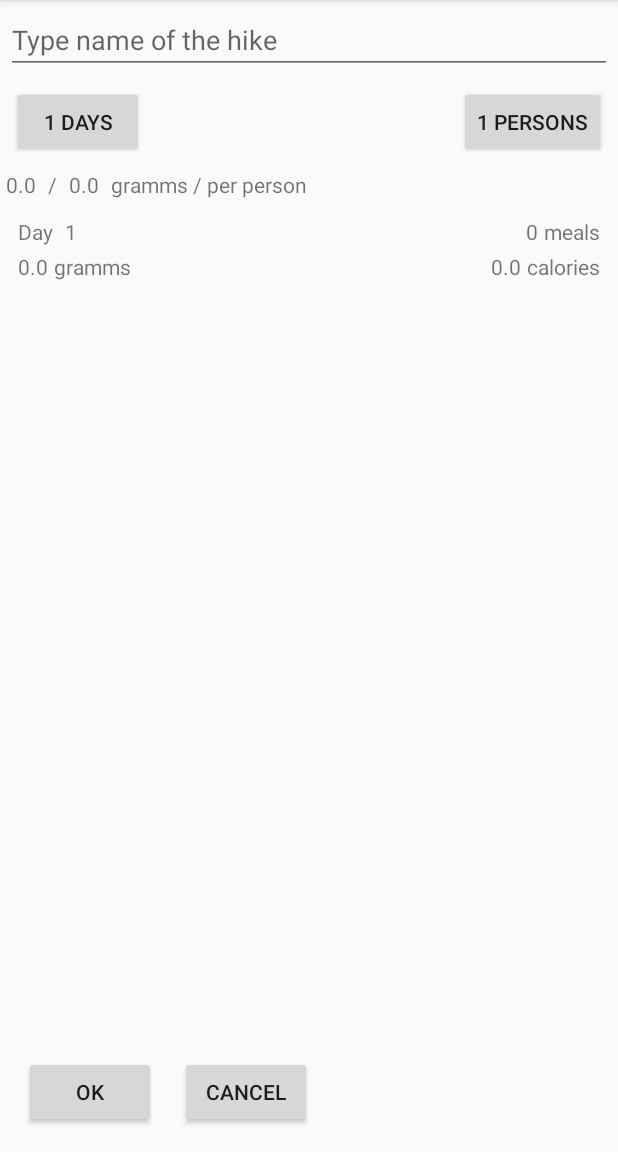
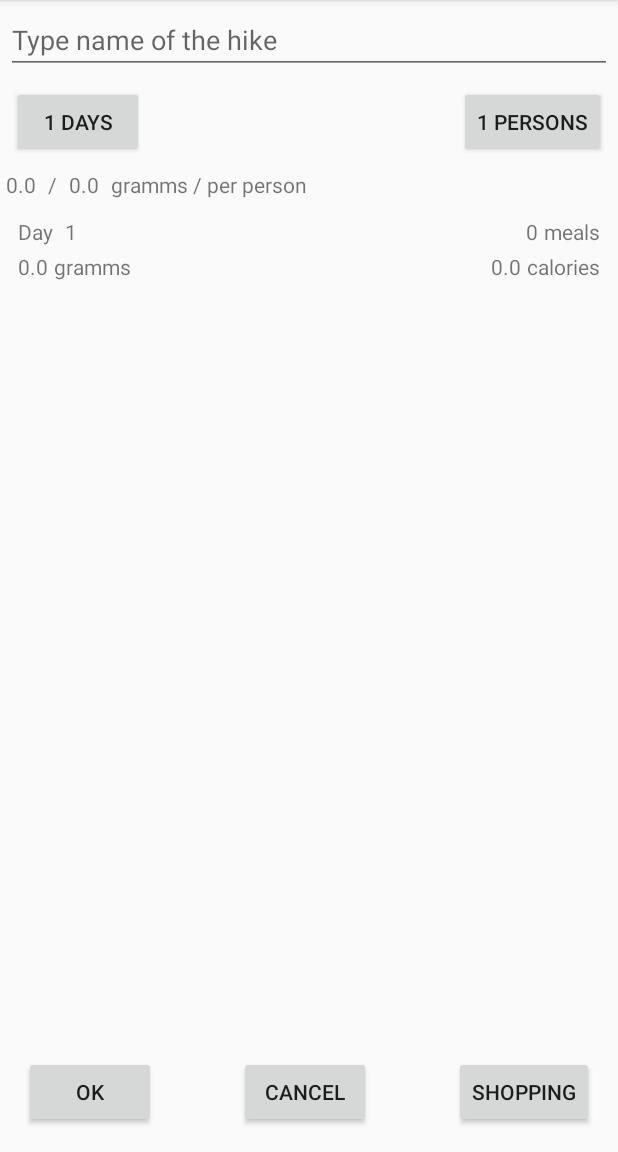
Before and after one commit to seysen/HikingMealsForAndroid, an Android app: the HikeDetailActivity screen opened directly, with no data from a screen before it, on a phone screen of 412 x 824 dp, the part 84-1236 px from its top. Run offline under Robolectric (Android 15) with nearby library versions, the phone set to English and light mode, and no system bars.

Commit message:
Add: Shopping list generator

```diff
--- a/app/src/main/AndroidManifest.xml
+++ b/app/src/main/AndroidManifest.xml
@@ -10,7 +10,8 @@
         android:roundIcon="@mipmap/ic_launcher_round"
         android:supportsRtl="true"
         android:theme="@style/AppTheme">
-        <activity android:name=".DayDetailActivity"/>
+        <activity android:name=".ShoppingListActivity"></activity>
+        <activity android:name=".DayDetailActivity" />
         <activity android:name=".HikeDetailActivity" />
         <activity android:name=".MealAddProductActivity" />
         <activity android:name=".MealDetailActivity" />
--- a/app/src/main/java/com/seysen/hikingmealsforandroid/core/Hike.java
+++ b/app/src/main/java/com/seysen/hikingmealsforandroid/core/Hike.java
@@ -4,7 +4,6 @@ import android.os.Parcel;
 import android.os.Parcelable;
 
 import java.util.ArrayList;
-import java.util.HashMap;
 
 public class Hike implements Parcelable {
     //variables
@@ -12,7 +11,8 @@ public class Hike implements Parcelable {
     private String hikeName;
     private int quantity;
     private ArrayList<HikeDay> hikeDays = new ArrayList<>();
-    private HashMap<Product,Double> shippingChart = new HashMap<>();
+    //private HashMap<String,Double> shippingChart = new HashMap<>();
+    private ArrayList<MealProduct> shoppingList = new ArrayList<>();
     //methods
 
     static {
@@ -112,29 +112,57 @@ public class Hike implements Parcelable {
     public void removeDay(int index) {
         hikeDays.remove(index-1);
     }
-    public HashMap<Product,Double> getShippingChart() {
-        return shippingChart;
+    public ArrayList<MealProduct> getShoppingList() {
+        return shoppingList;
     }
-    /*public void generateShippingChart() {
-        HashMap<Product,Double> chart = new HashMap<Product, Double>();
-        for (HikeDay hikeDay:hikeDays
+
+    /*public void generateShoppingList() {
+        HashMap<String, Double> chart = new HashMap<String, Double>();
+        for (HikeDay hikeDay : hikeDays
         ) {
-            for (Meal meal:hikeDay.getMeals()
+            for (Meal meal : hikeDay.getMeals()
             ) {
-                for (HashMap.Entry<Product, Double> pair : meal.getMealProducts().entrySet()
+                for (MealProduct mProduct: meal.getMealProducts()
                 ) {
-                    Product product = pair.getKey();
-                    double weight = pair.getValue();
-                    if (chart.keySet().contains(product)) {
-                        chart.put(product,chart.get(product)+weight*Hike.this.getQuantity());
+                    Product product = mProduct.getProduct();
+                    double weight = mProduct.getWeight();
+                    if (chart.keySet().contains(product.getProductName())) {
+                        chart.put(product.getProductName(), chart.get(product.getProductName()) + weight * this.getQuantity());
                     } else {
-                        chart.put(product,weight*Hike.this.getQuantity());
+                        chart.put(product.getProductName(), weight * this.getQuantity());
                     }
                 }
             }
         }
         shippingChart = chart;
     }*/
+
+    public void generateShoppingList() {
+        this.shoppingList.clear();
+        for (HikeDay hikeDay: hikeDays
+             ) {
+            ArrayList<Meal> meals = hikeDay.getMeals();
+            for (Meal meal:meals
+                 ) {
+                ArrayList<MealProduct> mealProducts = meal.getMealProducts();
+                for (MealProduct mProduct: mealProducts
+                     ) {
+                    if (this.shoppingList.contains(mProduct)) {
+                        for (MealProduct product:this.shoppingList
+                        ) {
+                            if (product.equals(mProduct)) {
+                                double weight = product.getWeight();
+                                product.setWeight(weight+mProduct.getWeight()*quantity);
+                            }
+                        }
+                    } else {
+                        this.shoppingList.add(new MealProduct(mProduct.getProduct(),mProduct.getWeight()*quantity));
+                    }
+                }
+            }
+        }
+    }
+
     @Override
     public String toString() {
         return this.hikeName;
--- a/app/src/main/java/com/seysen/hikingmealsforandroid/fragments/HikesFragment.java
+++ b/app/src/main/java/com/seysen/hikingmealsforandroid/fragments/HikesFragment.java
@@ -59,7 +59,8 @@ public class HikesFragment extends Fragment implements Datable {
                 Log.d(TAG, "onItemClick position: " + position);
                 Intent intent = new Intent(v.getContext(), HikeDetailActivity.class);
                 intent.putExtra(ID_KEY, position);
-                intent.putExtra(HIKENAME, mHikes.get(position));
+                Hike hike = mHikes.get(position);
+                intent.putExtra(HIKENAME, hike);
                 //Log.d(TAG, "Extras = " + String.valueOf(intent.getExtras()));
                 startActivityForResult(intent, REQUEST_EDIT_TYPE);
             }
--- a/app/src/main/res/layout/activity_hike_detail.xml
+++ b/app/src/main/res/layout/activity_hike_detail.xml
@@ -64,6 +64,7 @@
         android:layout_marginStart="4dp"
         android:layout_marginTop="4dp"
         android:layout_marginEnd="4dp"
+        android:autoText="false"
         android:ems="10"
         android:hint="Type name of the hike"
         android:inputType="textPersonName"
@@ -88,10 +89,12 @@
         android:layout_width="wrap_content"
         android:layout_height="wrap_content"
         android:layout_marginStart="16dp"
+        android:layout_marginEnd="16dp"
         android:layout_marginBottom="16dp"
         android:onClick="onCancelClick"
         android:text="@android:string/cancel"
         app:layout_constraintBottom_toBottomOf="parent"
+        app:layout_constraintEnd_toStartOf="@+id/shopping_btn"
         app:layout_constraintStart_toEndOf="@+id/hike_detail_ok" />
 
     <Button
@@ -116,4 +119,15 @@
         app:layout_constraintEnd_toEndOf="parent"
         app:layout_constraintTop_toBottomOf="@+id/hike_name_detail" />
 
+    <Button
+        android:id="@+id/shopping_btn"
+        android:layout_width="wrap_content"
+        android:layout_height="wrap_content"
+        android:layout_marginEnd="16dp"
+        android:layout_marginBottom="16dp"
+        android:onClick="onShoppingClick"
+        android:text="Shopping"
+        app:layout_constraintBottom_toBottomOf="parent"
+        app:layout_constraintEnd_toEndOf="parent" />
+
 </android.support.constraint.ConstraintLayout>
```
Also changed, not shown: app/src/main/java/com/seysen/hikingmealsforandroid/HikeDetailActivity.java (+15 -12 lines), app/src/main/java/com/seysen/hikingmealsforandroid/ShoppingListActivity.java (added, +60 -0 lines), app/src/main/java/com/seysen/hikingmealsforandroid/core/MealProduct.java (+10 -0 lines), app/src/main/java/com/seysen/hikingmealsforandroid/helper/ShoppingListAdapter.java (added, +62 -0 lines), app/src/main/res/layout/activity_shopping_list.xml (added, +43 -0 lines), app/src/main/res/layout/shopping_list_item.xml (added, +29 -0 lines).
